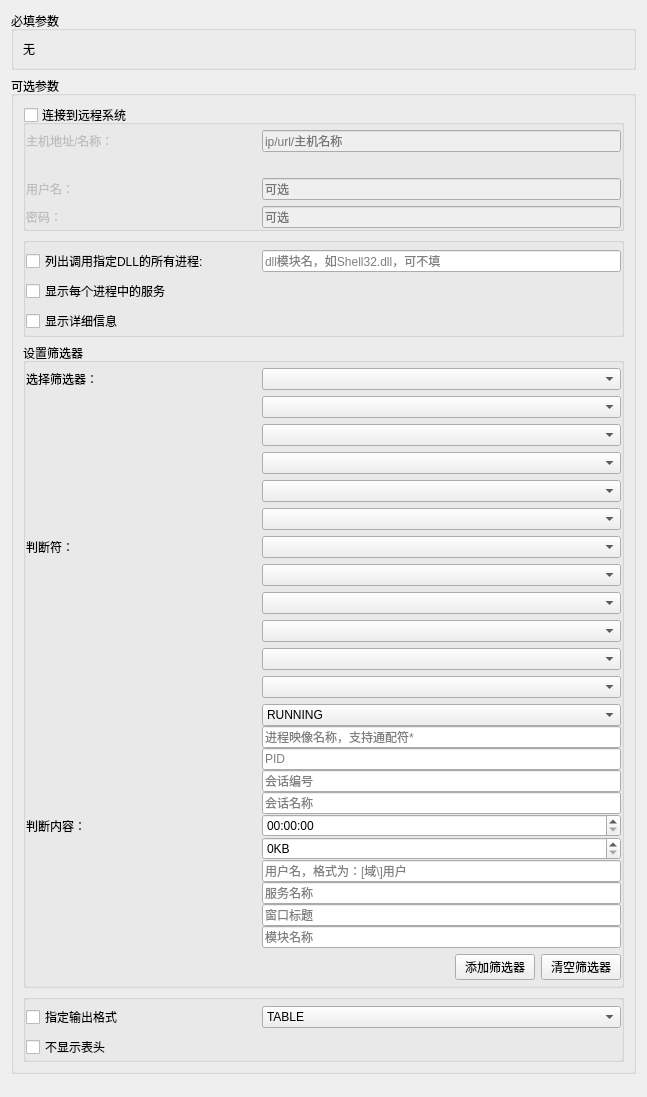
First picture: the form in src/EasyCmd/CmdEditors/TasklistEditor.ui, repository doasyourself/EasyCmd, before the edit.
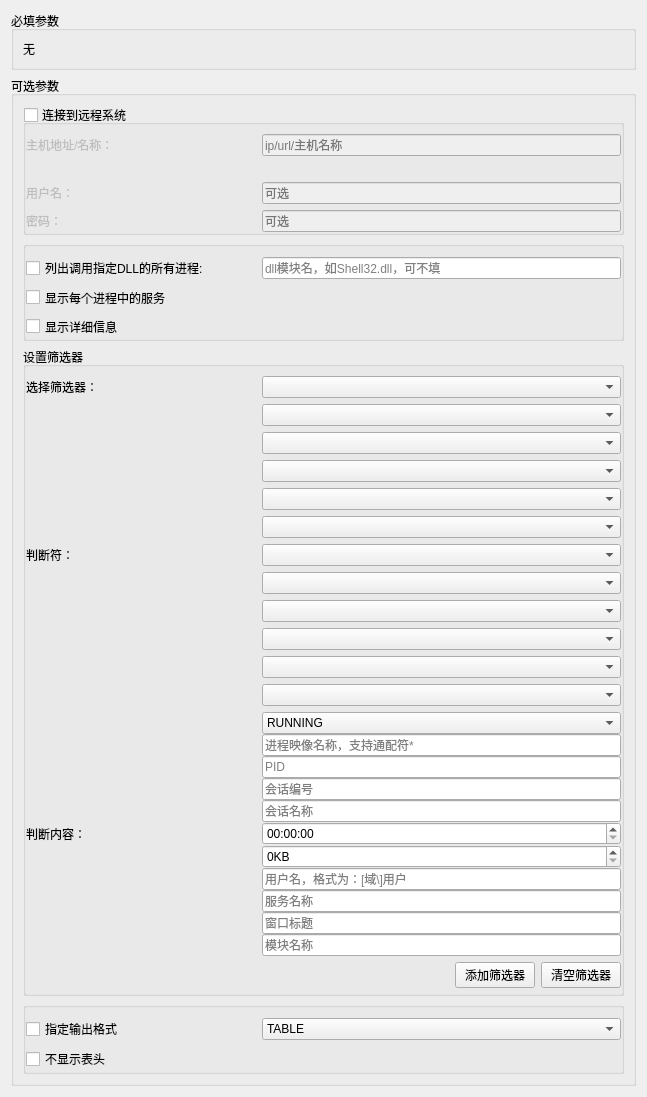
Second picture: the form after the edit.

```diff
--- a/src/EasyCmd/CmdEditors/TasklistEditor.ui
+++ b/src/EasyCmd/CmdEditors/TasklistEditor.ui
@@ -58,7 +58,7 @@
           <number>0</number>
          </property>
          <property name="topMargin">
-          <number>5</number>
+          <number>9</number>
          </property>
          <property name="rightMargin">
           <number>0</number>
@@ -124,6 +124,9 @@
            </item>
            <item row="3" column="1">
             <widget class="QLineEdit" name="lineEdit_option_p">
+             <property name="echoMode">
+              <enum>QLineEdit::PasswordEchoOnEdit</enum>
+             </property>
              <property name="placeholderText">
               <string>可选</string>
              </property>
@@ -192,7 +195,7 @@
           <number>0</number>
          </property>
          <property name="topMargin">
-          <number>5</number>
+          <number>9</number>
          </property>
          <property name="rightMargin">
           <number>0</number>
@@ -302,7 +305,7 @@
           <number>0</number>
          </property>
          <property name="topMargin">
-          <number>5</number>
+          <number>9</number>
          </property>
          <property name="rightMargin">
           <number>0</number>
@@ -606,7 +609,7 @@
           <number>0</number>
          </property>
          <property name="topMargin">
-          <number>5</number>
+          <number>9</number>
          </property>
          <property name="rightMargin">
           <number>0</number>
```
